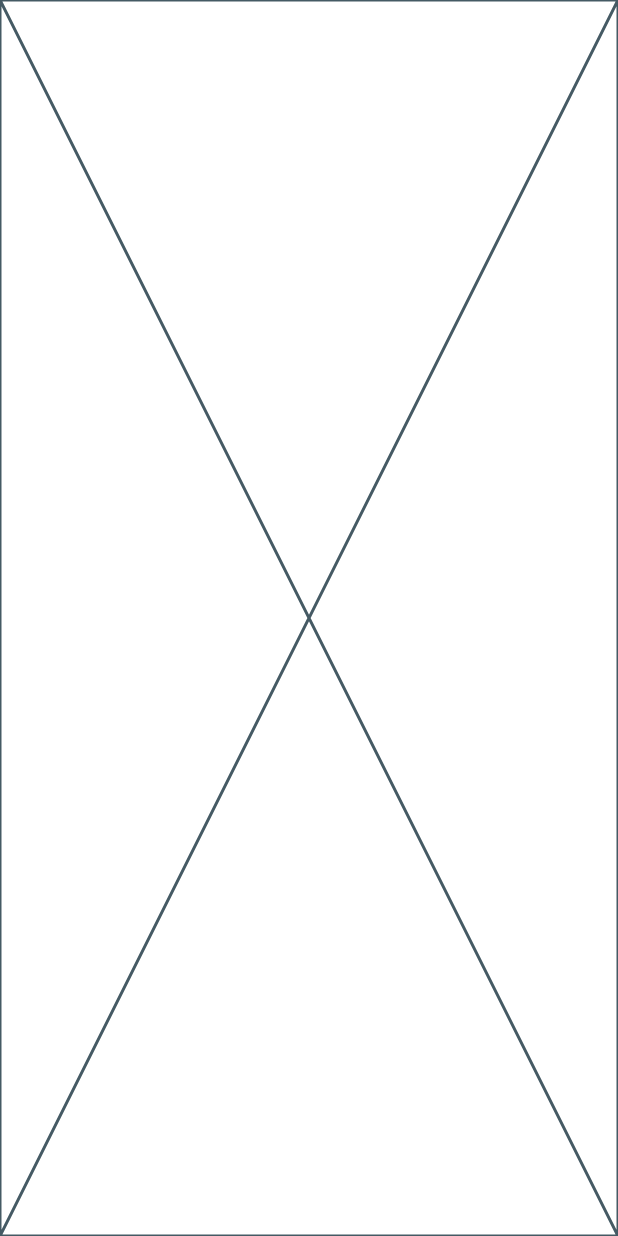
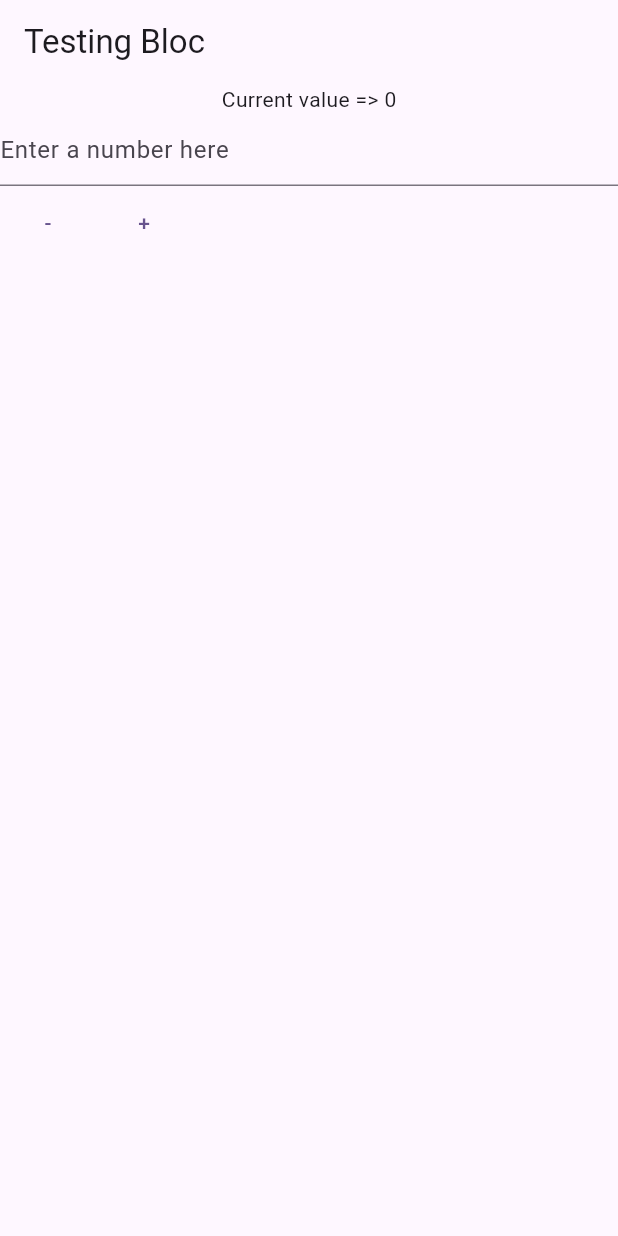
Before and after one commit to Kalzud/secondnotes, a Flutter app: the screen it shows after launch, on a phone screen of 412 x 824 dp. Run offline on Flutter 3.47's test engine with Material 2 defaults, Android fonts, the phone set to English and light mode, and no system bars; our stand-ins replace cloud_firestore, firebase_auth, firebase_core, flutter_bloc, share_plus; accounts and stored records are empty.

Commit message:
v-10.11.4

```diff
--- a/lib/main.dart
+++ b/lib/main.dart
@@ -1,5 +1,5 @@
-import 'package:bloc/bloc.dart';
 import 'package:flutter/material.dart';
+import 'package:flutter_bloc/flutter_bloc.dart';
 import 'package:secondnotes/constants/routes.dart';
 import 'package:secondnotes/notes/create_update_note_view.dart';
 import 'package:secondnotes/notes/notes_view.dart';
@@ -67,9 +67,76 @@ class HomePage extends StatefulWidget {
 }
 
 class _HomePageState extends State<HomePage> {
+  late final TextEditingController _controller;
+
+  @override
+  void initState() {
+    _controller = TextEditingController();
+    super.initState();
+  }
+
+  @override
+  void dispose() {
+    _controller.dispose();
+    super.dispose();
+  }
+
   @override
   Widget build(BuildContext context) {
-    return const Placeholder();
+    return BlocProvider(
+      create: (context) => CounterBloc(),
+      child: Scaffold(
+        appBar: AppBar(
+          title: const Text('Testing Bloc'),
+        ),
+        body: BlocConsumer<CounterBloc, CounterState>(
+          listener: (context, state) {
+            _controller.clear();
+          },
+          builder: (context, state) {
+            final invalidValue =
+                //if current state is invalid number return invalid number as string
+                (state is CounterStateInvalidNumber) ? state.invalidValue : '';
+            return Column(
+              children: [
+                Text('Current value => ${state.value}'),
+                Visibility(
+                  visible: state is CounterStateInvalidNumber,
+                  child: Text('Invalid value: $invalidValue'),
+                ),
+                TextField(
+                  controller: _controller,
+                  decoration: const InputDecoration(
+                    hintText: 'Enter a number here',
+                  ),
+                  keyboardType: TextInputType.number,
+                ),
+                Row(
+                  children: [
+                    TextButton(
+                      onPressed: () {
+                        context.read<CounterBloc>().add(
+                              DecreamentEvent(_controller.text),
+                            );
+                      },
+                      child: const Text('-'),
+                    ),
+                    TextButton(
+                      onPressed: () {
+                        context.read<CounterBloc>().add(
+                              IncreamentEvent(_controller.text),
+                            );
+                      },
+                      child: const Text('+'),
+                    ),
+                  ],
+                ),
+              ],
+            );
+          },
+        ),
+      ),
+    );
   }
 }
 
```
